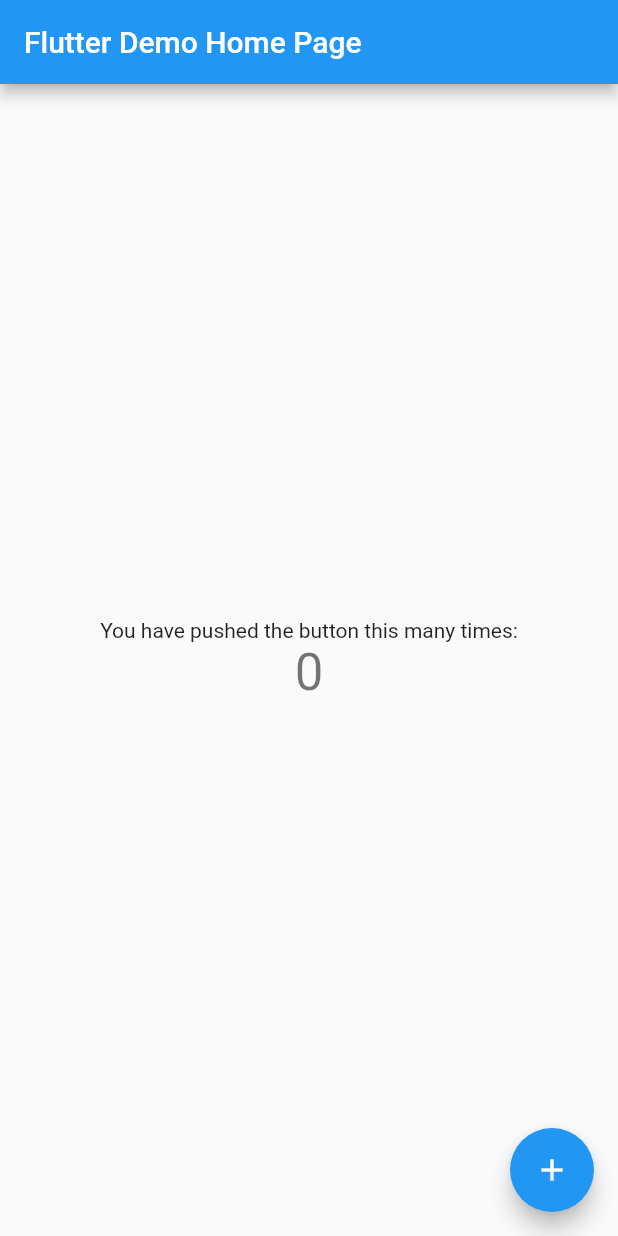
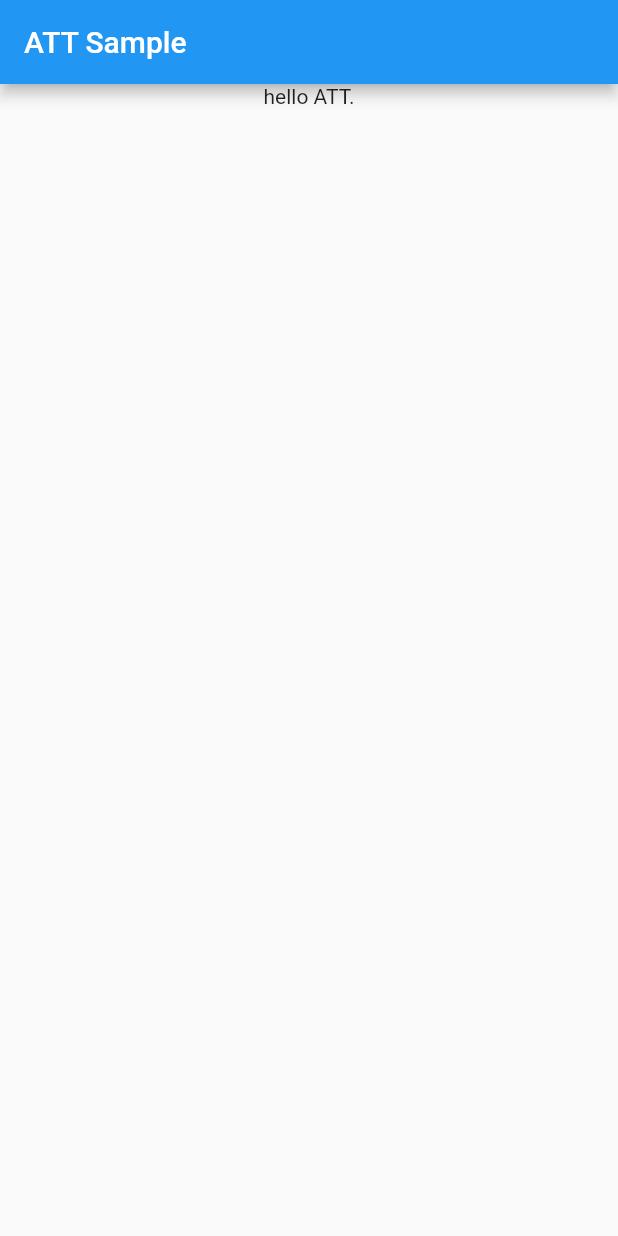
Before and after one commit to take424/att, a Flutter app: the screen it shows after launch, on a phone screen of 412 x 824 dp. Run offline on Flutter 3.47's test engine with Material 2 defaults, Android fonts, the phone set to English and light mode, and no system bars; our stand-ins replace google_mobile_ads; missing offline and left inert: app_tracking_transparency; network calls fail.

Commit message:
https://note.com/take4_24/n/nb8a3db7046b3

```diff
--- /dev/null
+++ b/lib/banner_ad_widget.dart
@@ -0,0 +1,108 @@
+import 'dart:io';
+import 'dart:async';
+import 'package:flutter/material.dart';
+import 'package:google_mobile_ads/google_mobile_ads.dart';
+
+class BannerAdWidget extends StatefulWidget {
+  /*
+  * size patterns
+  * AdSize.banner : 320x50
+  * AdSize.largetBanner : 320x100
+  * AdSize.mediumRectangle : 320x250
+  * AdSize.fullBanner : 468x60
+  * AdSize.leaderboard : 728x90
+  */
+  final AdSize size = AdSize.banner;
+
+  @override
+  State<StatefulWidget> createState() => BannerAdState();
+}
+
+class BannerAdState extends State<BannerAdWidget> {
+  late BannerAd _bannerAd;
+  final Completer<BannerAd> bannerCompleter = Completer<BannerAd>();
+
+  @override
+  void initState() {
+    debugPrint('[LifeCycle][BannerAdWidget] initState.');
+    super.initState();
+    _bannerAd = BannerAd(
+      adUnitId: getBannerAdUnitId(),
+      request: AdRequest(),
+      size: widget.size,
+      //listener: AdListener(
+      listener: AdListener(
+        onAdLoaded: (Ad ad) {
+          debugPrint('$BannerAd loaded.');
+          bannerCompleter.complete(ad as BannerAd);
+        },
+        onAdFailedToLoad: (Ad ad, LoadAdError error) {
+          ad.dispose();
+          debugPrint('$BannerAd failedToLoad: $error');
+          bannerCompleter.completeError(error);
+        },
+        onAdOpened: (Ad ad) => debugPrint('$BannerAd onAdOpened.'),
+        onAdClosed: (Ad ad) => debugPrint('$BannerAd onAdClosed.'),
+        onApplicationExit: (Ad ad) =>
+            debugPrint('$BannerAd onApplicationExit.'),
+      ),
+    );
+    Future<void>.delayed(Duration(seconds: 1), () => _bannerAd.load());
+  }
+
+  @override
+  void dispose() {
+    debugPrint('[LifeCycle][BannerAdWidget] dispose.');
+    super.dispose();
+    _bannerAd.dispose();
+  }
+
+  @override
+  Widget build(BuildContext context) {
+    return FutureBuilder<BannerAd>(
+      future: bannerCompleter.future,
+      builder: (BuildContext context, AsyncSnapshot<BannerAd> snapshot) {
+        Widget child;
+
+        switch (snapshot.connectionState) {
+          case ConnectionState.none:
+          case ConnectionState.waiting:
+          case ConnectionState.active:
+            child = Container();
+            break;
+          case ConnectionState.done:
+            if (snapshot.hasData) {
+              child = AdWidget(ad: _bannerAd);
+            } else {
+              child =
+                  Text('Error loading $BannerAd.' + snapshot.error.toString());
+            }
+        }
+
+        return Container(
+          width: _bannerAd.size.width.toDouble(),
+          height: _bannerAd.size.height.toDouble(),
+          color: Colors.transparent,
+          child: child,
+        );
+      },
+    );
+  }
+
+  bool isRelease = const bool.fromEnvironment('dart.vm.product');
+
+  String getBannerAdUnitId() {
+    String bannerAdUnitId = '';
+    if (Platform.isAndroid) {
+      bannerAdUnitId = (isRelease
+          ? 'ca-app-pub-0000000000000000/0000000000' // 本番で差し替える
+          : 'ca-app-pub-3940256099942544/6300978111'); // テスト用ID
+    } else if (Platform.isIOS) {
+      bannerAdUnitId = (isRelease
+          ? 'ca-app-pub-0000000000000000/0000000000' // 本番で差し替える
+          : 'ca-app-pub-3940256099942544/2934735716'); // テスト用ID
+    }
+
+    return bannerAdUnitId;
+  }
+}
--- a/lib/main.dart
+++ b/lib/main.dart
@@ -1,113 +1,72 @@
 import 'package:flutter/material.dart';
+import 'package:att/att.dart'; // 追加
+import 'package:att/banner_ad_widget.dart'; // 追加
+import 'package:google_mobile_ads/google_mobile_ads.dart'; // 追加
 
 void main() {
+  WidgetsFlutterBinding.ensureInitialized(); // 追加
+
   runApp(MyApp());
 }
 
 class MyApp extends StatelessWidget {
-  // This widget is the root of your application.
   @override
   Widget build(BuildContext context) {
     return MaterialApp(
       title: 'Flutter Demo',
       theme: ThemeData(
-        // This is the theme of your application.
-        //
-        // Try running your application with "flutter run". You'll see the
-        // application has a blue toolbar. Then, without quitting the app, try
-        // changing the primarySwatch below to Colors.green and then invoke
-        // "hot reload" (press "r" in the console where you ran "flutter run",
-        // or simply save your changes to "hot reload" in a Flutter IDE).
-        // Notice that the counter didn't reset back to zero; the application
-        // is not restarted.
         primarySwatch: Colors.blue,
       ),
-      home: MyHomePage(title: 'Flutter Demo Home Page'),
+      home: MyHomePage(),
     );
   }
 }
 
 class MyHomePage extends StatefulWidget {
-  MyHomePage({Key key, this.title}) : super(key: key);
-
-  // This widget is the home page of your application. It is stateful, meaning
-  // that it has a State object (defined below) that contains fields that affect
-  // how it looks.
-
-  // This class is the configuration for the state. It holds the values (in this
-  // case the title) provided by the parent (in this case the App widget) and
-  // used by the build method of the State. Fields in a Widget subclass are
-  // always marked "final".
-
-  final String title;
-
   @override
   _MyHomePageState createState() => _MyHomePageState();
 }
 
 class _MyHomePageState extends State<MyHomePage> {
-  int _counter = 0;
+  bool isATTPermission = false; // 追加
 
-  void _incrementCounter() {
-    setState(() {
-      // This call to setState tells the Flutter framework that something has
-      // changed in this State, which causes it to rerun the build method below
-      // so that the display can reflect the updated values. If we changed
-      // _counter without calling setState(), then the build method would not be
-      // called again, and so nothing would appear to happen.
-      _counter++;
+  @override
+  void initState() {
+    super.initState();
+
+    // ここから追加
+    ATT.instance.requestPermission().then((result) {
+      setState(() {
+        isATTPermission = result;
+        if (isATTPermission) {
+          // ATTの許可が取れたので広告バナーを初期化する
+          MobileAds.instance.initialize();
+        }
+      });
     });
+    // ここまで追加
   }
 
   @override
   Widget build(BuildContext context) {
-    // This method is rerun every time setState is called, for instance as done
-    // by the _incrementCounter method above.
-    //
-    // The Flutter framework has been optimized to make rerunning build methods
-    // fast, so that you can just rebuild anything that needs updating rather
-    // than having to individually change instances of widgets.
     return Scaffold(
       appBar: AppBar(
-        // Here we take the value from the MyHomePage object that was created by
-        // the App.build method, and use it to set our appbar title.
-        title: Text(widget.title),
+        title: Text('ATT Sample'),
       ),
       body: Center(
-        // Center is a layout widget. It takes a single child and positions it
-        // in the middle of the parent.
         child: Column(
-          // Column is also a layout widget. It takes a list of children and
-          // arranges them vertically. By default, it sizes itself to fit its
-          // children horizontally, and tries to be as tall as its parent.
-          //
-          // Invoke "debug painting" (press "p" in the console, choose the
-          // "Toggle Debug Paint" action from the Flutter Inspector in Android
-          // Studio, or the "Toggle Debug Paint" command in Visual Studio Code)
-          // to see the wireframe for each widget.
-          //
-          // Column has various properties to control how it sizes itself and
-          // how it positions its children. Here we use mainAxisAlignment to
-          // center the children vertically; the main axis here is the vertical
-          // axis because Columns are vertical (the cross axis would be
-          // horizontal).
-          mainAxisAlignment: MainAxisAlignment.center,
-          children: <Widget>[
-            Text(
-              'You have pushed the button this many times:',
+          children: [
+            Text('hello ATT.'),
+            // ここから追加
+            Visibility(
+              // ATTの許可が取れたので広告バナーを表示する
+              visible: isATTPermission,
+              child: BannerAdWidget(),
             ),
-            Text(
-              '$_counter',
-              style: Theme.of(context).textTheme.headline4,
-            ),
+            // ここまで追加
           ],
         ),
       ),
-      floatingActionButton: FloatingActionButton(
-        onPressed: _incrementCounter,
-        tooltip: 'Increment',
-        child: Icon(Icons.add),
-      ), // This trailing comma makes auto-formatting nicer for build methods.
     );
   }
 }
--- a/pubspec.yaml
+++ b/pubspec.yaml
@@ -18,7 +18,8 @@
 version: 1.0.0+1
 
 environment:
-  sdk: ">=2.7.0 <3.0.0"
+  #sdk: ">=2.7.0 <3.0.0"
+  sdk: ">=2.12.0 <3.0.0"
 
 dependencies:
   flutter:
@@ -28,6 +29,8 @@
   # The following adds the Cupertino Icons font to your application.
   # Use with the CupertinoIcons class for iOS style icons.
   cupertino_icons: ^1.0.2
+  google_mobile_ads: ^0.12.2+1
+  app_tracking_transparency: ^2.0.0
 
 dev_dependencies:
   flutter_test:
```
Also changed, not shown: lib/att.dart (added, +47 -0 lines), pubspec.lock, 9 other files.
